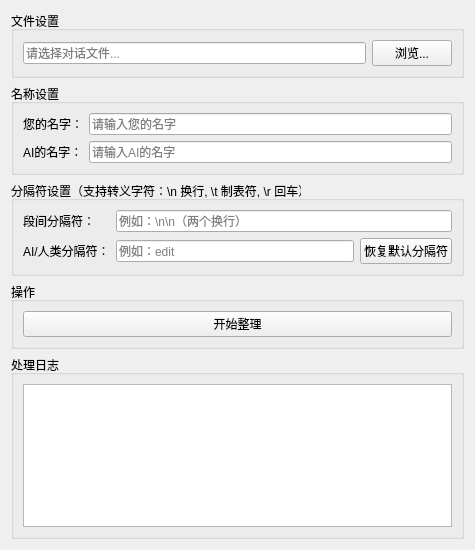
The window that Mini-Tools/chatformatwidget.ui (Chrollis/Mini-Tools) describes before a commit, drawn with Qt 5.
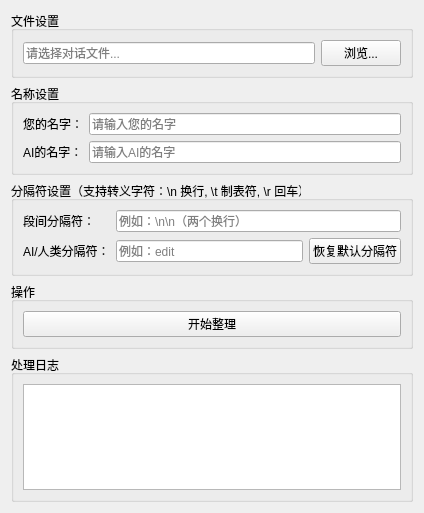
The same window after the commit.

```diff
--- a/Mini-Tools/chatformatwidget.ui
+++ b/Mini-Tools/chatformatwidget.ui
@@ -6,16 +6,10 @@
    <rect>
     <x>0</x>
     <y>0</y>
-    <width>475</width>
-    <height>550</height>
+    <width>424</width>
+    <height>513</height>
    </rect>
   </property>
-  <property name="minimumSize">
-   <size>
-    <width>475</width>
-    <height>550</height>
-   </size>
-  </property>
   <property name="windowTitle">
    <string>对话整理工具 - 支持自定义分隔符</string>
   </property>
```
